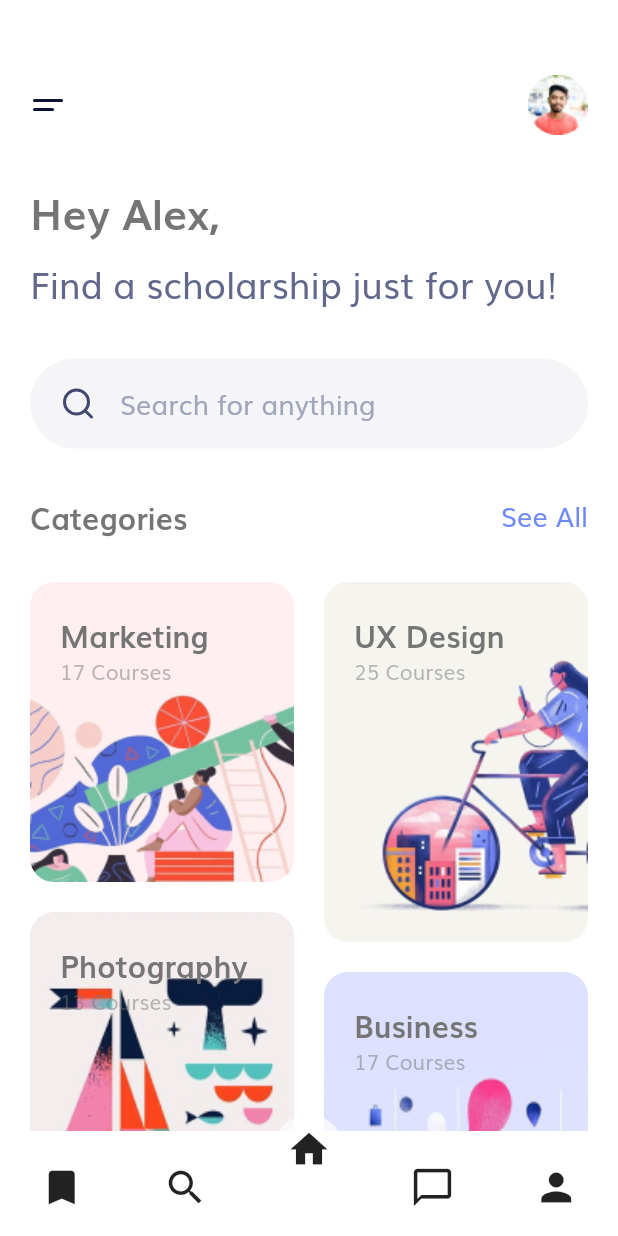
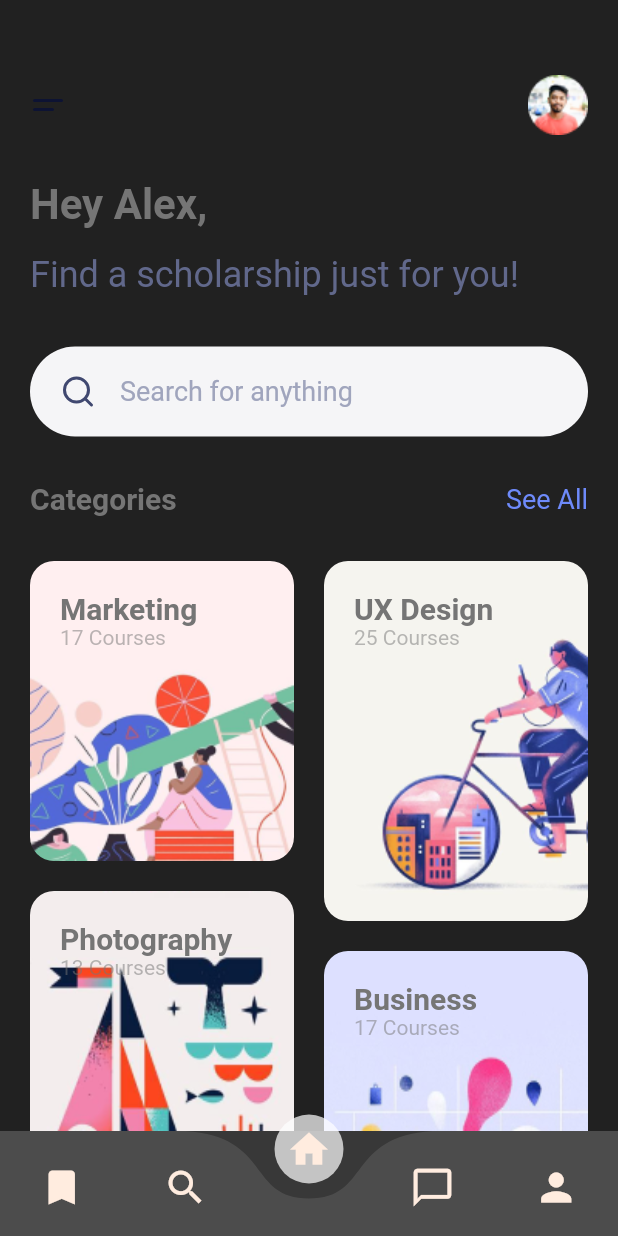
Before and after one commit to philakagujones/UniversityApp, a Flutter app: the screen it shows after launch, on a phone screen of 412 x 824 dp. Run offline on Flutter 3.47's test engine with Material 2 defaults, Android fonts, the light colour scheme and no system bars; drawn by our look-alikes of curved_navigation_bar; our stand-ins replace animated_theme_switcher, flutter_screenutil, flutter_secure_storage, flutter_svg, line_awesome_flutter; Roboto replaces fonts that are missing (SFProText).

```diff
--- a/scholarly/lib/main.dart
+++ b/scholarly/lib/main.dart
@@ -1,28 +1,41 @@
+import 'package:Scholarly/constants.dart';
 import 'package:Scholarly/screens/nav_bar/components/nav_bar.dart';
 import 'package:flutter/material.dart';
 import 'package:Scholarly/routes.dart';
 import 'package:Scholarly/screens/splash/splash_screen.dart';
 import 'package:Scholarly/theme.dart';
+import 'package:animated_theme_switcher/animated_theme_switcher.dart';
 
-void main() => runApp(MaterialApp(
-      debugShowCheckedModeBanner: false,
-      initialRoute: NavBar.routeName,
-      routes: routes,
-      theme: theme(),
-    ));
+// void main() => runApp(MaterialApp(
+//       debugShowCheckedModeBanner: false,
+//       initialRoute: NavBar.routeName,
+//       routes: routes,
+//       theme: kDarkTheme,
+//       // theme: theme(),
+//     ));
 
-// class MyApp extends StatelessWidget {
-//  // This widget is the root of your application.
-//  @override
-// Widget build(BuildContext context) {
-// return MaterialApp(
-//  debugShowCheckedModeBanner: false,
-//  title: 'Flutter Demo',
-//  theme: theme(),
-// home: SplashScreen(),
-//  // We use routeName so that we dont need to remember the name
-//  initialRoute: SplashScreen.routeName,
-//  routes: routes,
-// );
-// }
-// }
+void main() => runApp(MyApp());
+
+class MyApp extends StatelessWidget {
+  // This widget is the root of your application.
+  @override
+  Widget build(BuildContext context) {
+    final isPlatformDark =
+        WidgetsBinding.instance.window.platformBrightness == Brightness.dark;
+    final initTheme = isPlatformDark ? kDarkTheme : kLightTheme;
+    return ThemeProvider(
+      initTheme: initTheme,
+      child: Builder(builder: (context) {
+        return MaterialApp(
+          debugShowCheckedModeBanner: false,
+          title: 'Flutter Demo',
+          theme: kDarkTheme,
+          // home: SplashScreen(),
+          // We use routeName so that we dont need to remember the name
+          initialRoute: NavBar.routeName,
+          routes: routes,
+        );
+      }),
+    );
+  }
+}
--- a/scholarly/lib/modules/http.dart
+++ b/scholarly/lib/modules/http.dart
@@ -44,7 +44,7 @@ async{
     print(json.decode(result.body));
   } else{
     print(result.statusCode);
-    throw Exception("login failed");
+    throw Exception(result.statusCode);
   }
   return RequestResult(true, json.decode(result.body));
 }
--- a/scholarly/lib/screens/profile/components/body.dart
+++ b/scholarly/lib/screens/profile/components/body.dart
@@ -48,12 +48,12 @@ class Body extends StatelessWidget {
           ),
           SizedBox(height: kSpacingUnit.w * 2),
           Text(
-            'Nicolas Adams',
+            'Bevan Nutakor',
             style: kTitleTextStyle,
           ),
           SizedBox(height: kSpacingUnit.w * 0.5),
           Text(
-            'nicolasadams@gmail.com',
+            'bevannutakor@gmail.com',
             style: kSubheadingextStyle,
           ),
           SizedBox(height: kSpacingUnit.w * 2),
@@ -135,7 +135,7 @@ class Body extends StatelessWidget {
                       ),
                       ProfileListItem(
                         icon: LineAwesomeIcons.history,
-                        text: 'Purchase History',
+                        text: 'History',
                       ),
                       ProfileListItem(
                         icon: LineAwesomeIcons.question_circle,
--- a/scholarly/pubspec.yaml
+++ b/scholarly/pubspec.yaml
@@ -32,7 +32,7 @@ dependencies:
   built_value: ^7.1.0
   line_awesome_flutter: ^1.0.1
   flutter_screenutil: ^1.0.2
-  animated_theme_switcher: ^1.0.5
+  animated_theme_switcher: "^1.0.5"
 
 
   # The following adds the Cupertino Icons font to your application.
```
Also changed, not shown: 2 other files.
